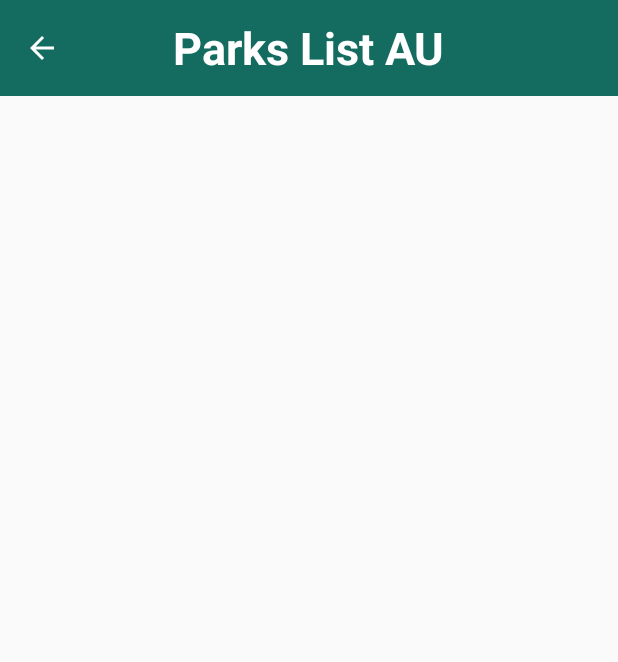
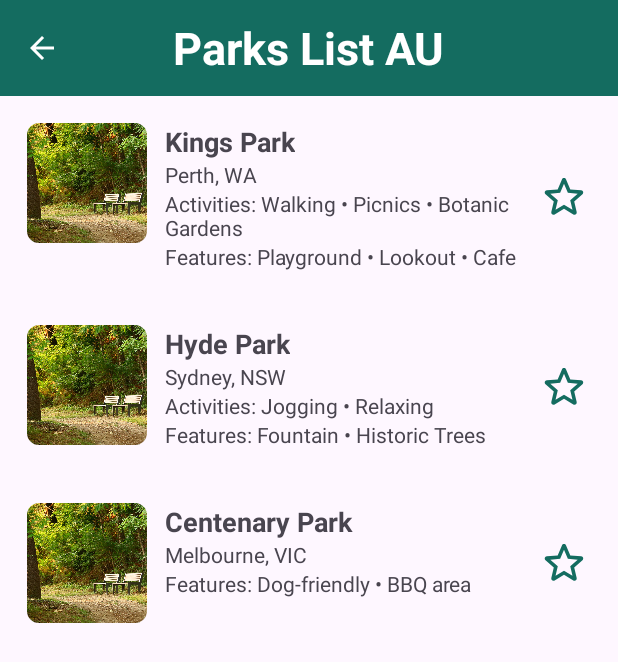
Before and after one commit to MitchellPescud/COMP2008-Assignment-1, an Android app: the Explore screen opened directly, with no data from a screen before it, on a phone screen of 412 x 824 dp. Shown: the top 662 px of the screen. Run offline under Robolectric (Android 15) with nearby library versions, the phone set to English and light mode, and no system bars.

Commit message:
Park Class and Explore Activity
Created class for parks and required Adapter

Created Explore Activity to displayed created parks. (Still WIP due to favourites needing to be stored)

```diff
--- a/app/src/main/java/com/example/comp2008assignment1/Explore.kt
+++ b/app/src/main/java/com/example/comp2008assignment1/Explore.kt
@@ -7,6 +7,9 @@ import androidx.appcompat.app.AppCompatActivity
 import androidx.core.view.ViewCompat
 import androidx.core.view.WindowInsetsCompat
 import com.google.android.material.appbar.MaterialToolbar
+import androidx.recyclerview.widget.RecyclerView
+import androidx.recyclerview.widget.LinearLayoutManager
+import android.widget.Toast
 
 class Explore : AppCompatActivity() {
     override fun onCreate(savedInstanceState: Bundle?) {
@@ -32,6 +35,45 @@ class Explore : AppCompatActivity() {
             val intent = Intent(this, MainActivity::class.java)
             startActivity(intent)
             finish() // close this activity
+
+
         }
+
+        // RecyclerView setup
+        val recyclerView = findViewById<RecyclerView>(R.id.recyclerParks)
+        recyclerView.layoutManager = LinearLayoutManager(this)
+
+        val adapter = ParkAdapter { park ->
+            if (park.isFavourite) {
+                Toast.makeText(this, "You favourited ${park.name}", Toast.LENGTH_SHORT).show()
+            } else {
+                Toast.makeText(this, "You unfavourited ${park.name}", Toast.LENGTH_SHORT).show()
+            }
+        }
+        recyclerView.adapter = adapter
+
+        // Example park data
+        val sampleParks = listOf(
+            Park(
+                name = "Kings Park",
+                location = "Perth, WA",
+                activities = listOf("Walking", "Picnics", "Botanic Gardens"),
+                features = listOf("Playground", "Lookout", "Cafe")
+            ),
+            Park(
+                name = "Hyde Park",
+                location = "Sydney, NSW",
+                activities = listOf("Jogging", "Relaxing"),
+                features = listOf("Fountain", "Historic Trees")
+            ),
+            Park(
+                name = "Centenary Park",
+                location = "Melbourne, VIC",
+                activities = emptyList(),
+                features = listOf("Dog-friendly", "BBQ area")
+            )
+        )
+
+        adapter.setItems(sampleParks) // show them
     }
 }
--- a/app/src/main/java/com/example/comp2008assignment1/Park.kt
+++ b/app/src/main/java/com/example/comp2008assignment1/Park.kt
@@ -1,4 +1,9 @@
 package com.example.comp2008assignment1
 
-class Park {
-}
+data class Park(
+    val name: String,
+    val location: String,
+    val activities: List<String>,
+    val features: List<String>,
+    var isFavourite: Boolean = false
+)
--- /dev/null
+++ b/app/src/main/java/com/example/comp2008assignment1/ParkAdapter.kt
@@ -0,0 +1,90 @@
+package com.example.comp2008assignment1
+
+import android.view.LayoutInflater
+import android.view.View
+import android.view.ViewGroup
+import android.widget.ImageButton
+import android.widget.TextView
+import androidx.recyclerview.widget.RecyclerView
+
+class ParkAdapter(
+    private val onFavouriteClick: (Park) -> Unit
+) : RecyclerView.Adapter<ParkAdapter.ParkViewHolder>() {
+
+    private val items = mutableListOf<Park>()
+
+    override fun onCreateViewHolder(parent: ViewGroup, viewType: Int): ParkViewHolder {
+        val view = LayoutInflater.from(parent.context)
+            .inflate(R.layout.item_park, parent, false)
+        return ParkViewHolder(view, onFavouriteClick)
+    }
+
+    override fun onBindViewHolder(holder: ParkViewHolder, position: Int) {
+        holder.bind(items[position])
+    }
+
+    override fun getItemCount(): Int = items.size
+
+    fun setItems(newItems: List<Park>) {
+        items.clear()
+        items.addAll(newItems)
+        notifyDataSetChanged()
+    }
+
+    fun addItem(park: Park) {
+        items.add(park)
+        notifyItemInserted(items.lastIndex)
+    }
+
+    fun removeAt(position: Int) {
+        if (position in items.indices) {
+            items.removeAt(position)
+            notifyItemRemoved(position)
+        }
+    }
+
+    class ParkViewHolder(
+        itemView: View,
+        private val onFavouriteClick: (Park) -> Unit
+    ) : RecyclerView.ViewHolder(itemView) {
+
+        private val name: TextView = itemView.findViewById(R.id.textName)
+        private val location: TextView = itemView.findViewById(R.id.textLocation)
+        private val activities: TextView = itemView.findViewById(R.id.textActivities)
+        private val features: TextView = itemView.findViewById(R.id.textFeatures)
+        private val favourite: ImageButton = itemView.findViewById(R.id.btnFavourite)
+
+        fun bind(park: Park) {
+            name.text = park.name
+            location.text = park.location
+
+            // Activities
+            val act = park.activities.filter { it.isNotBlank() }.joinToString(" • ")
+            activities.visibility = if (act.isBlank()) View.GONE else View.VISIBLE
+            activities.text = if (act.isNotBlank()) "Activities: $act" else ""
+
+            // Features
+            val feat = park.features.filter { it.isNotBlank() }.joinToString(" • ")
+            features.visibility = if (feat.isBlank()) View.GONE else View.VISIBLE
+            features.text = if (feat.isNotBlank()) "Features: $feat" else ""
+
+            // Set correct icon
+            favourite.setImageResource(
+                if (park.isFavourite) R.drawable.favourited_button_icon
+                else R.drawable.favourite_button_icon
+            )
+
+            // Handle click
+            favourite.setOnClickListener {
+                park.isFavourite = !park.isFavourite
+                onFavouriteClick(park)
+
+                // Update icon immediately
+                favourite.setImageResource(
+                    if (park.isFavourite) R.drawable.favourited_button_icon
+                    else R.drawable.favourite_button_icon
+                )
+            }
+        }
+    }
+}
--- /dev/null
+++ b/app/src/main/res/drawable/favourite_button_icon.xml
@@ -0,0 +1,5 @@
+<vector xmlns:android="http://schemas.android.com/apk/res/android" android:height="24dp" android:tint="#000000" android:viewportHeight="24" android:viewportWidth="24" android:width="24dp">
+
+    <path android:fillColor="@android:color/white" android:pathData="M19.65,9.04l-4.84,-0.42 -1.89,-4.45c-0.34,-0.81 -1.5,-0.81 -1.84,0L9.19,8.63l-4.83,0.41c-0.88,0.07 -1.24,1.17 -0.57,1.75l3.67,3.18 -1.1,4.72c-0.2,0.86 0.73,1.54 1.49,1.08l4.15,-2.5 4.15,2.51c0.76,0.46 1.69,-0.22 1.49,-1.08l-1.1,-4.73 3.67,-3.18c0.67,-0.58 0.32,-1.68 -0.56,-1.75zM12,15.4l-3.76,2.27 1,-4.28 -3.32,-2.88 4.38,-0.38L12,6.1l1.71,4.04 4.38,0.38 -3.32,2.88 1,4.28L12,15.4z"/>
+
+</vector>
--- /dev/null
+++ b/app/src/main/res/drawable/favourited_button_icon.xml
@@ -0,0 +1,5 @@
+<vector xmlns:android="http://schemas.android.com/apk/res/android" android:height="24dp" android:tint="#000000" android:viewportHeight="24" android:viewportWidth="24" android:width="24dp">
+
+    <path android:fillColor="@android:color/white" android:pathData="M12,17.27l4.15,2.51c0.76,0.46 1.69,-0.22 1.49,-1.08l-1.1,-4.72l3.67,-3.18c0.67,-0.58 0.31,-1.68 -0.57,-1.75l-4.83,-0.41l-1.89,-4.46c-0.34,-0.81 -1.5,-0.81 -1.84,0L9.19,8.63L4.36,9.04c-0.88,0.07 -1.24,1.17 -0.57,1.75l3.67,3.18l-1.1,4.72c-0.2,0.86 0.73,1.54 1.49,1.08L12,17.27z"/>
+
+</vector>
--- a/app/src/main/res/layout/activity_explore.xml
+++ b/app/src/main/res/layout/activity_explore.xml
@@ -30,4 +30,14 @@
             android:layout_gravity="center" />
     </com.google.android.material.appbar.MaterialToolbar>
 
+    <androidx.recyclerview.widget.RecyclerView
+        android:id="@+id/recyclerParks"
+        android:layout_width="0dp"
+        android:layout_height="0dp"
+        app:layout_constraintTop_toBottomOf="@id/Navigation_Bar"
+        app:layout_constraintStart_toStartOf="parent"
+        app:layout_constraintEnd_toEndOf="parent"
+        app:layout_constraintBottom_toBottomOf="parent"
+        tools:listitem="@layout/item_park" />
+
 </androidx.constraintlayout.widget.ConstraintLayout>
--- /dev/null
+++ b/app/src/main/res/layout/item_park.xml
@@ -0,0 +1,69 @@
+<?xml version="1.0" encoding="utf-8"?>
+<LinearLayout xmlns:android="http://schemas.android.com/apk/res/android"
+    xmlns:app="http://schemas.android.com/apk/res-auto"
+    android:layout_width="match_parent"
+    android:layout_height="wrap_content"
+    android:padding="14dp"
+    android:orientation="horizontal"
+    android:layout_margin="4dp">
+
+    <!-- Park photo -->
+    <com.google.android.material.imageview.ShapeableImageView
+        android:id="@+id/imagePark"
+        android:layout_width="80dp"
+        android:layout_height="80dp"
+        android:scaleType="centerCrop"
+        android:src="@drawable/sample_park"
+        app:shapeAppearanceOverlay="@style/Rounded8dp"
+        android:layout_marginEnd="12dp" />
+
+    <LinearLayout
+        android:layout_width="0dp"
+        android:layout_height="wrap_content"
+        android:layout_weight="1"
+        android:layout_marginEnd="12dp"
+        android:orientation="vertical">
+
+        <TextView
+            android:id="@+id/textName"
+            android:layout_width="wrap_content"
+            android:layout_height="wrap_content"
+            android:text="Name"
+            android:textSize="18sp"
+            android:textStyle="bold" />
+
+        <TextView
+            android:id="@+id/textLocation"
+            android:layout_width="wrap_content"
+            android:layout_height="wrap_content"
+            android:text="Location"
+            android:textSize="14sp" />
+
+        <!-- New: activities -->
+        <TextView
+            android:id="@+id/textActivities"
+            android:layout_width="wrap_content"
+            android:layout_height="wrap_content"
+            android:text="Activities"
+            android:textSize="14sp" />
+
+        <!-- New: features -->
+        <TextView
+            android:id="@+id/textFeatures"
+            android:layout_width="wrap_content"
+            android:layout_height="wrap_content"
+            android:text="Features"
+            android:textSize="14sp" />
+    </LinearLayout>
+
+    <ImageButton
+        android:id="@+id/btnFavourite"
+        android:layout_width="36dp"
+        android:layout_height="36dp"
+        android:background="@android:color/transparent"
+        android:contentDescription="favourite"
+        android:scaleType="fitCenter"
+        android:layout_gravity="center_vertical"
+        android:src="@drawable/favourite_button_icon"
+        app:tint="?attr/colorPrimary" />
+</LinearLayout>
--- a/app/src/main/res/values-night/themes.xml
+++ b/app/src/main/res/values-night/themes.xml
@@ -13,7 +13,7 @@
 
         <item name="colorSurface">@color/md_theme_dark_surface</item>
         <item name="colorOnSurface">@color/md_theme_dark_onSurface</item>
-        <item name="android:colorBackground">@color/md_theme_dark_background</item>
+        <item name="backgroundColor">@color/md_theme_dark_background</item>
         <item name="colorOnBackground">@color/md_theme_dark_onBackground</item>
 
         <!-- System bars -->
--- /dev/null
+++ b/app/src/main/res/values/styles.xml
@@ -0,0 +1,7 @@
+<?xml version="1.0" encoding="utf-8"?>
+<resources>
+    <style name="Rounded8dp">
+        <item name="cornerFamily">rounded</item>
+        <item name="cornerSize">8dp</item>
+    </style>
+</resources>
--- a/app/src/main/res/values/themes.xml
+++ b/app/src/main/res/values/themes.xml
@@ -13,7 +13,7 @@
 
         <item name="colorSurface">@color/md_theme_light_surface</item>
         <item name="colorOnSurface">@color/md_theme_light_onSurface</item>
-        <item name="android:colorBackground">@color/md_theme_light_background</item>
+        <item name="backgroundColor">@color/md_theme_light_background</item>
         <item name="colorOnBackground">@color/md_theme_light_onBackground</item>
 
         <!-- System bars -->
```
Also changed, not shown: app/src/main/res/drawable/sample_park.jpg (added).
